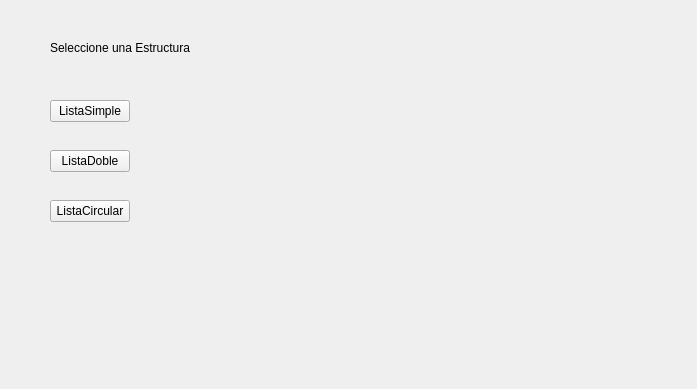
Above: mainwindow.ui from CrisAzofeifa/TExtraclase1Datos2 before the change. Below: the same form after it.
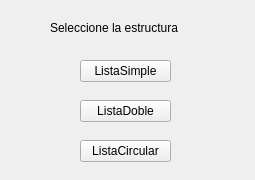
That is the form after the change.

What changed in the file:
```diff
--- a/mainwindow.ui
+++ b/mainwindow.ui
@@ -6,8 +6,8 @@
    <rect>
     <x>0</x>
     <y>0</y>
-    <width>697</width>
-    <height>389</height>
+    <width>255</width>
+    <height>180</height>
    </rect>
   </property>
   <property name="windowTitle">
@@ -18,21 +18,21 @@
     <property name="geometry">
      <rect>
       <x>50</x>
-      <y>40</y>
-      <width>181</width>
+      <y>20</y>
+      <width>151</width>
       <height>16</height>
      </rect>
     </property>
     <property name="text">
-     <string>Seleccione una Estructura</string>
+     <string>Seleccione la estructura</string>
     </property>
    </widget>
    <widget class="QPushButton" name="ListaSimpleBTN">
     <property name="geometry">
      <rect>
-      <x>50</x>
-      <y>100</y>
-      <width>80</width>
+      <x>80</x>
+      <y>60</y>
+      <width>91</width>
       <height>22</height>
      </rect>
     </property>
@@ -46,9 +46,9 @@
    <widget class="QPushButton" name="ListaCircularBTN">
     <property name="geometry">
      <rect>
-      <x>50</x>
-      <y>200</y>
-      <width>80</width>
+      <x>80</x>
+      <y>140</y>
+      <width>91</width>
       <height>22</height>
      </rect>
     </property>
@@ -59,9 +59,9 @@
    <widget class="QPushButton" name="ListaDobleBTN">
     <property name="geometry">
      <rect>
-      <x>50</x>
-      <y>150</y>
-      <width>80</width>
+      <x>80</x>
+      <y>100</y>
+      <width>91</width>
       <height>22</height>
      </rect>
     </property>
```
Left out of the diff: 2 changed lines with no effect on the pictures.
